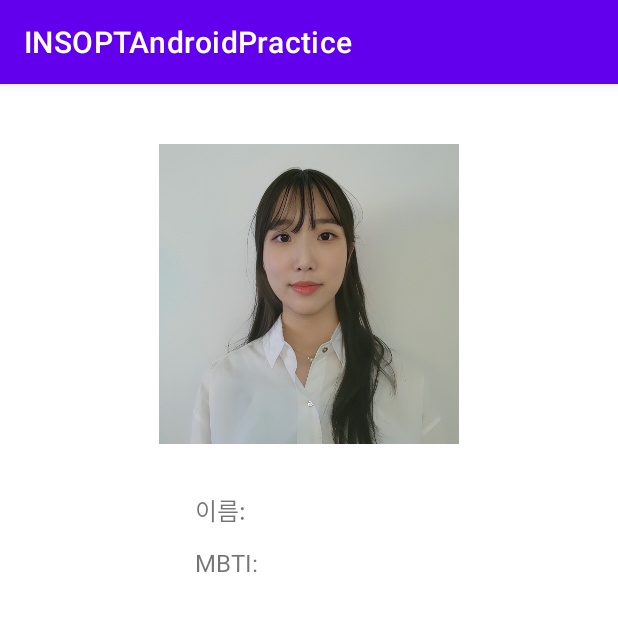
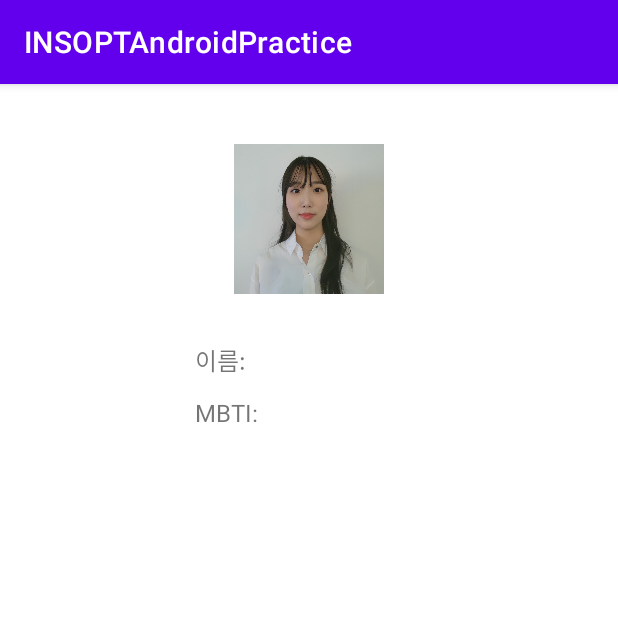
Before and after one commit to IN-SOPT-ANDROID/jieun-seoul, an Android app: the MainActivity screen opened directly, with no data from a screen before it, on a phone screen of 412 x 824 dp, the top half of it. Run offline under Robolectric (Android 15) with nearby library versions, the phone set to English and light mode, and no system bars.

Commit message:
key 값 상수화 constraintDimensionRation 적용 view id값 변경

```diff
--- a/app/build.gradle
+++ b/app/build.gradle
@@ -43,4 +43,5 @@ dependencies {
     testImplementation 'junit:junit:4.13.2'
     androidTestImplementation 'androidx.test.ext:junit:1.1.3'
     androidTestImplementation 'androidx.test.espresso:espresso-core:3.4.0'
+
 }
--- a/app/src/main/java/org/sopt/sample/MainActivity.kt
+++ b/app/src/main/java/org/sopt/sample/MainActivity.kt
@@ -2,6 +2,7 @@ package org.sopt.sample
 
 import android.os.Bundle
 import androidx.appcompat.app.AppCompatActivity
+import com.cookandroid.sopt1.SignupActivity
 import org.sopt.sample.databinding.ActivityIntroduceBinding
 
 class MainActivity : AppCompatActivity() {
@@ -12,7 +13,7 @@ class MainActivity : AppCompatActivity() {
         binding = ActivityIntroduceBinding.inflate(layoutInflater)
         setContentView(binding.root)
 
-        binding.textViewId.text= intent.getStringExtra("sample_id")
-        binding.textViewMbti.text= intent.getStringExtra("sample_mbti")
+        binding.textViewId.text= intent.getStringExtra(SignupActivity.id)
+        binding.textViewMbti.text= intent.getStringExtra(SignupActivity.mbti)
     }
 }
--- a/app/src/main/res/layout/activity_introduce.xml
+++ b/app/src/main/res/layout/activity_introduce.xml
@@ -7,14 +7,14 @@
 
     <ImageView
         android:id="@+id/imageView3"
-        android:layout_width="200dp"
-        android:layout_height="200dp"
-        android:layout_marginStart="16dp"
+        android:layout_width="100dp"
+        android:layout_height="100dp"
         android:layout_marginTop="40dp"
-        android:layout_marginEnd="16dp"
+        android:layout_marginHorizontal="16dp"
         app:layout_constraintEnd_toEndOf="parent"
         app:layout_constraintStart_toStartOf="parent"
         app:layout_constraintTop_toTopOf="parent"
+        app:layout_constraintDimensionRatio="1:1"
         app:srcCompat="@drawable/introduce" />
 
     <TextView
--- a/app/src/main/res/layout/activity_sample.xml
+++ b/app/src/main/res/layout/activity_sample.xml
@@ -35,7 +35,6 @@
         android:layout_marginHorizontal="40dp"
         android:layout_marginTop="20dp"
         android:hint="아이디를 입력해주세요."
-        android:minHeight="48dp"
         app:layout_constraintStart_toStartOf="@+id/txt_id_title"
         app:layout_constraintTop_toBottomOf="@+id/txt_id_title" />
 
@@ -69,8 +68,7 @@
         android:layout_marginHorizontal="40dp"
         android:layout_marginTop="40dp"
         android:text="LOGIN"
-        app:layout_constraintTop_toBottomOf="@+id/txt_paswd_edttext"
-        tools:layout_editor_absoluteX="64dp" />
+        app:layout_constraintTop_toBottomOf="@+id/txt_paswd_edttext"/>
 
     <Button
         android:id="@+id/btnsignin"
```
Also changed, not shown: app/src/main/java/org/sopt/sample/SigninActivity.kt (+5 -5 lines), app/src/main/java/org/sopt/sample/SignupActivity.kt (+13 -7 lines), app/src/main/res/layout/activity_signup.xml (+8 -8 lines).
